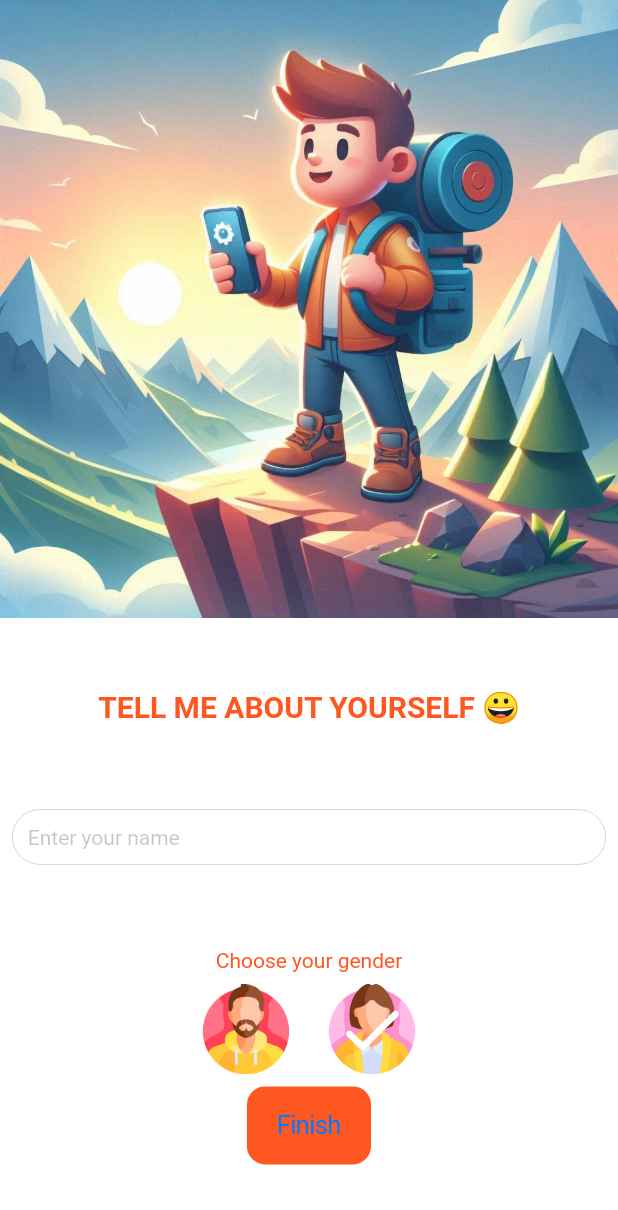
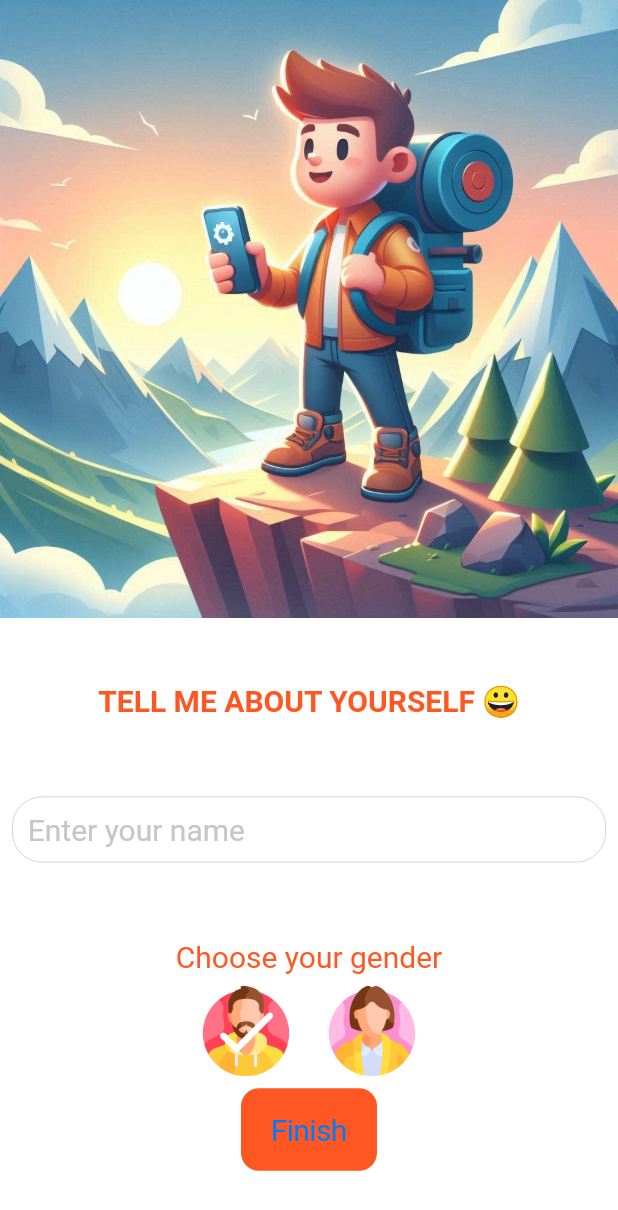
Before and after one commit to iamthetwodigiter/TaskBuddy, a Flutter app: the SetupInfo screen opened directly, on a phone screen of 412 x 824 dp. Shown: the top 1210 px of the screen. Run offline on Flutter 3.47's test engine with Material 3 defaults, Android fonts, the phone set to English and light mode, and no system bars; our stand-ins replace hive, hive_flutter; accounts and stored records are empty; Roboto replaces fonts that are missing (SFPro).

Commit message:
Minor Fixes

```diff
--- a/lib/screens/setup_info.dart
+++ b/lib/screens/setup_info.dart
@@ -13,7 +13,7 @@ class SetupInfo extends StatefulWidget {
 class _SetupInfoState extends State<SetupInfo> {
   late TextEditingController _nameController;
   Box user = Hive.box('user');
-  bool man = false;
+  bool man = true;
 
   @override
   void initState() {
@@ -53,9 +53,10 @@ class _SetupInfoState extends State<SetupInfo> {
                   padding: const EdgeInsets.all(8.0),
                   child: CupertinoTextField(
                     padding: const EdgeInsets.all(10),
-                    style: const TextStyle(color: Colors.deepOrange),
+                    style: const TextStyle(color: Colors.deepOrange, fontSize: 20),
                     controller: _nameController,
                     placeholder: 'Enter your name',
+                    placeholderStyle: const TextStyle(fontSize: 20, color: CupertinoColors.opaqueSeparator),
                     decoration: BoxDecoration(
                       border: Border.all(
                         color: CupertinoColors.separator,
@@ -68,7 +69,7 @@ class _SetupInfoState extends State<SetupInfo> {
                 const Spacer(),
                 const Text(
                   'Choose your gender',
-                  style: TextStyle(color: Colors.deepOrange),
+                  style: TextStyle(color: Colors.deepOrange,fontSize: 20),
                 ),
                 Row(
                   mainAxisAlignment: MainAxisAlignment.center,
@@ -129,7 +130,7 @@ class _SetupInfoState extends State<SetupInfo> {
                 ),
                 CupertinoButton(
                   color: Colors.deepOrange,
-                  child: const Text('Finish'),
+                  child: const Text('Finish', style: TextStyle(fontSize: 20),),
                   onPressed: () {
                     user.put('name', _nameController.text.trimRight());
                     user.put('gender', man ? 'male' : 'female');
--- a/lib/screens/setup_screen.dart
+++ b/lib/screens/setup_screen.dart
@@ -48,6 +48,7 @@ class SetUpScreen extends StatelessWidget {
                   );
                 },
               ),
+              const SizedBox(height: 15),
             ],
           ),
         ),
```
Also changed, not shown: lib/screens/landing_screen.dart (+18 -3 lines), lib/widgets/task_cards.dart (+7 -2 lines).
